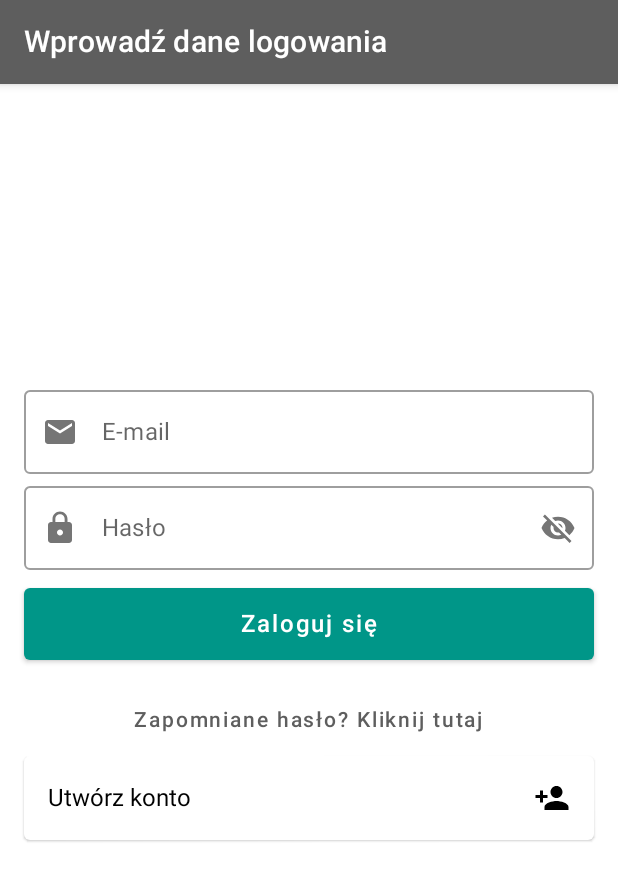
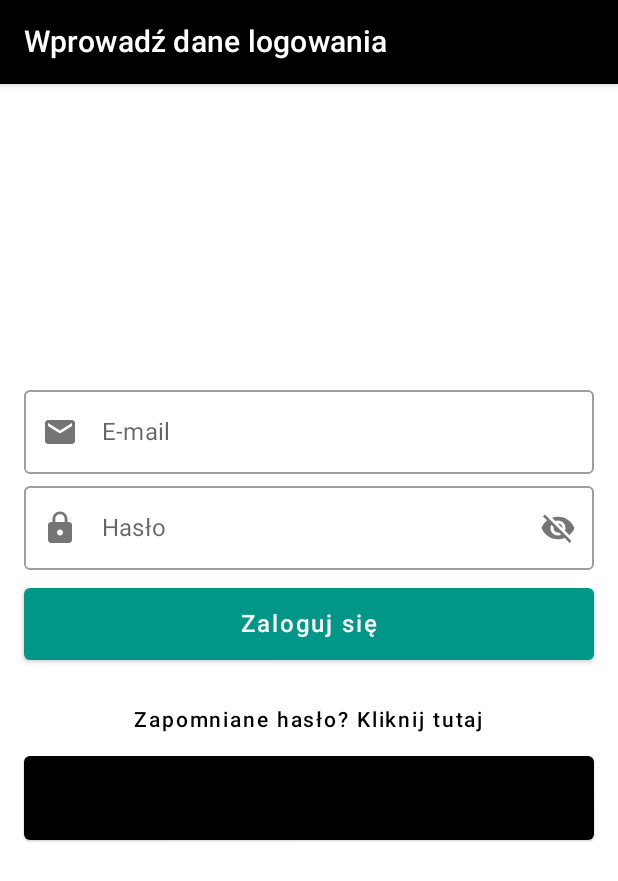
Before and after one commit to nnaem/hackheroes, an Android app built with Jetpack Compose: the screen it shows after launch (MainActivity), on a phone screen of 412 x 824 dp. Shown: the top 881 px of the screen. Run offline under Robolectric (Android 15) with nearby library versions, the phone set to English and light mode, and no system bars; our stand-ins replace Dagger/Hilt's generated code, Firebase (no records; nobody signed in at launch, a user with empty details on screens opened directly).

Commit message:
changed color in dark theme

```diff
--- a/app/src/main/java/com/hackheroes/newoldtown/common/composable/CardComposable.kt
+++ b/app/src/main/java/com/hackheroes/newoldtown/common/composable/CardComposable.kt
@@ -23,7 +23,7 @@ fun DangerousCardEditor(
     modifier: Modifier,
     onEditClick: () -> Unit
 ) {
-    CardEditor(title, icon, content, onEditClick, MaterialTheme.colors.onSurface, modifier)
+    CardEditor(title, icon, content, onEditClick, MaterialTheme.colors.primary, modifier)
 }
 
 @ExperimentalMaterialApi
@@ -35,7 +35,7 @@ fun RegularCardEditor(
     modifier: Modifier,
     onEditClick: () -> Unit
 ) {
-    CardEditor(title, icon, content, onEditClick, MaterialTheme.colors.onSurface, modifier)
+    CardEditor(title, icon, content, onEditClick, MaterialTheme.colors.primary, modifier)
 }
 
 @ExperimentalMaterialApi
@@ -47,7 +47,7 @@ fun RegularCardEditor(
     modifier: Modifier,
     onEditClick: () -> Unit
 ) {
-    CardEditor(title, icon, content, onEditClick, MaterialTheme.colors.onSurface, modifier)
+    CardEditor(title, icon, content, onEditClick, MaterialTheme.colors.primary, modifier)
 }
 
 
@@ -61,7 +61,7 @@ private fun CardEditor(
     highlightColor: Color,
     modifier: Modifier
 ) {
-    Card(backgroundColor = MaterialTheme.colors.onPrimary, modifier = modifier, onClick = onEditClick) {
+    Card(backgroundColor = MaterialTheme.colors.onSurface, modifier = modifier, onClick = onEditClick) {
         Row(
             verticalAlignment = Alignment.CenterVertically,
             modifier = Modifier.fillMaxWidth().padding(16.dp)
--- a/app/src/main/java/com/hackheroes/newoldtown/common/composable/ToolbarComposable.kt
+++ b/app/src/main/java/com/hackheroes/newoldtown/common/composable/ToolbarComposable.kt
@@ -15,7 +15,8 @@ import androidx.compose.ui.res.stringResource
 fun BasicToolbar(@StringRes title: Int) {
     TopAppBar(
         title = { Text(stringResource(title)) },
-        backgroundColor = toolbarColor()
+        backgroundColor = toolbarColor(),
+        contentColor = textTopbarColor()
     )
 }
 
@@ -24,11 +25,12 @@ fun ActionToolbar(
     @StringRes title: Int,
     @DrawableRes endActionIcon: Int,
     modifier: Modifier,
-    endAction: () -> Unit
+    endAction: () -> Unit,
 ) {
     TopAppBar(
         title = { Text(stringResource(title)) },
         backgroundColor = toolbarColor(),
+        contentColor = textTopbarColor(),
         actions = {
             Box(modifier) {
                 IconButton(onClick = endAction) {
@@ -43,3 +45,13 @@ fun ActionToolbar(
 private fun toolbarColor(darkTheme: Boolean = isSystemInDarkTheme()): Color {
     return if (darkTheme) MaterialTheme.colors.primary else MaterialTheme.colors.primary
 }
+
+@Composable
+private fun textTopbarColor(darkTheme: Boolean = isSystemInDarkTheme()): Color {
+    return if (darkTheme) MaterialTheme.colors.onPrimary else MaterialTheme.colors.onPrimary
+}
+
+@Composable
+private fun ActionToolbarColor(darkTheme: Boolean = isSystemInDarkTheme()): Color {
+    return if (darkTheme) MaterialTheme.colors.primary else MaterialTheme.colors.primary
+}
--- a/app/src/main/java/com/hackheroes/newoldtown/common/ext/ModifierExt.kt
+++ b/app/src/main/java/com/hackheroes/newoldtown/common/ext/ModifierExt.kt
@@ -1,5 +1,6 @@
 package com.hackheroes.newoldtown.common.ext
 
+import androidx.compose.foundation.background
 import androidx.compose.foundation.layout.*
 import androidx.compose.ui.Alignment
 import androidx.compose.ui.Modifier
--- a/app/src/main/java/com/hackheroes/newoldtown/screens/add_suggestion/AddSuggestionScreen.kt
+++ b/app/src/main/java/com/hackheroes/newoldtown/screens/add_suggestion/AddSuggestionScreen.kt
@@ -102,7 +102,7 @@ fun AddSuggestionContent(
 ) {
     Column(
         modifier = modifier
-            .background(color = androidx.compose.ui.graphics.Color.White)
+            .background(color = androidx.compose.ui.graphics.Color.DarkGray)
             .fillMaxSize(),
         horizontalAlignment = Alignment.CenterHorizontally
     ) {
--- a/app/src/main/java/com/hackheroes/newoldtown/screens/menu/MenuScreen.kt
+++ b/app/src/main/java/com/hackheroes/newoldtown/screens/menu/MenuScreen.kt
@@ -39,7 +39,7 @@ fun MenuScreen(
             title = AppText.menu,
             modifier = Modifier.toolbarActions(),
             endActionIcon = AppIcon.ic_close,
-            endAction = { viewModel.onExit(openScreen) }
+            endAction = { viewModel.onExit(openScreen)}
         )
 
         Spacer(modifier = Modifier.spacer())
--- a/app/src/main/java/com/hackheroes/newoldtown/theme/Color.kt
+++ b/app/src/main/java/com/hackheroes/newoldtown/theme/Color.kt
@@ -2,6 +2,7 @@ package com.hackheroes.newoldtown.theme
 
 import androidx.compose.ui.graphics.Color
 
-val Bright = Color(0xFF5E5E5E)
+val Bright = Color(0xFF000000)
 val Medium = Color(0xFF292929)
 val Dark = Color(0xFF000000)
+val White2 = Color(0xFFFFFFFF)
--- a/app/src/main/java/com/hackheroes/newoldtown/theme/Theme.kt
+++ b/app/src/main/java/com/hackheroes/newoldtown/theme/Theme.kt
@@ -26,12 +26,13 @@ private val DarkColorPalette = darkColors(
     primary = Bright,
     primaryVariant = Medium,
     secondary = Dark,
+    onPrimary = White2,
 )
 
 private val LightColorPalette = lightColors(
     primary = Bright,
     primaryVariant = Medium,
-    secondary = Dark
+    secondary = Dark,
 )
 
 @Composable
```
